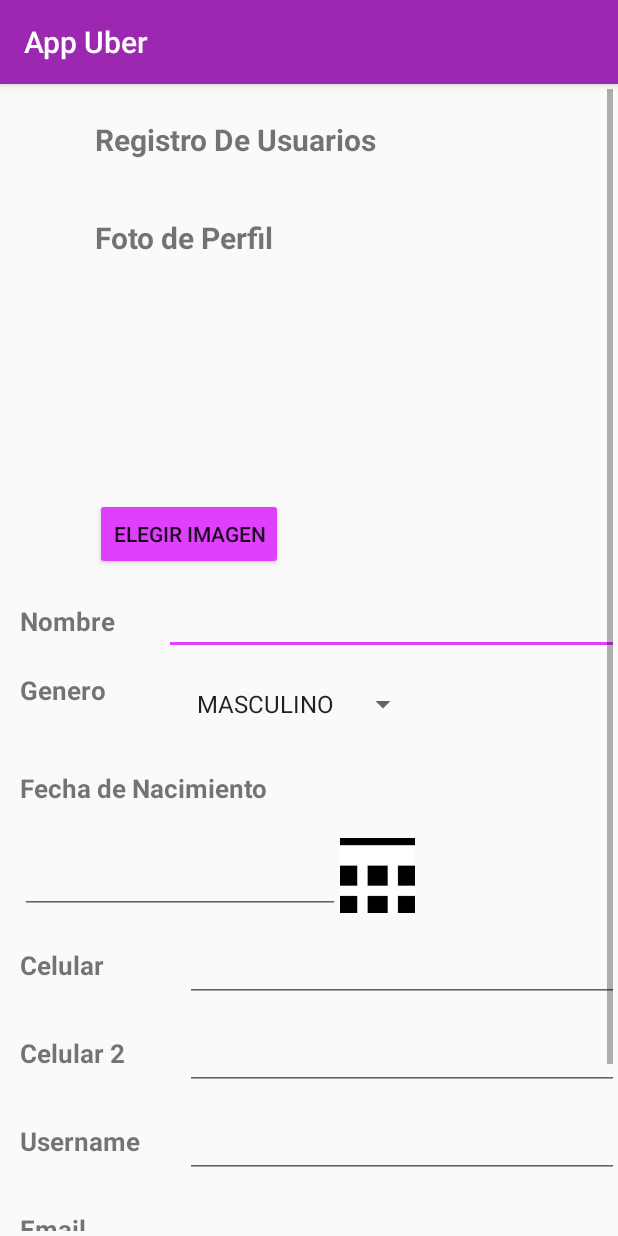
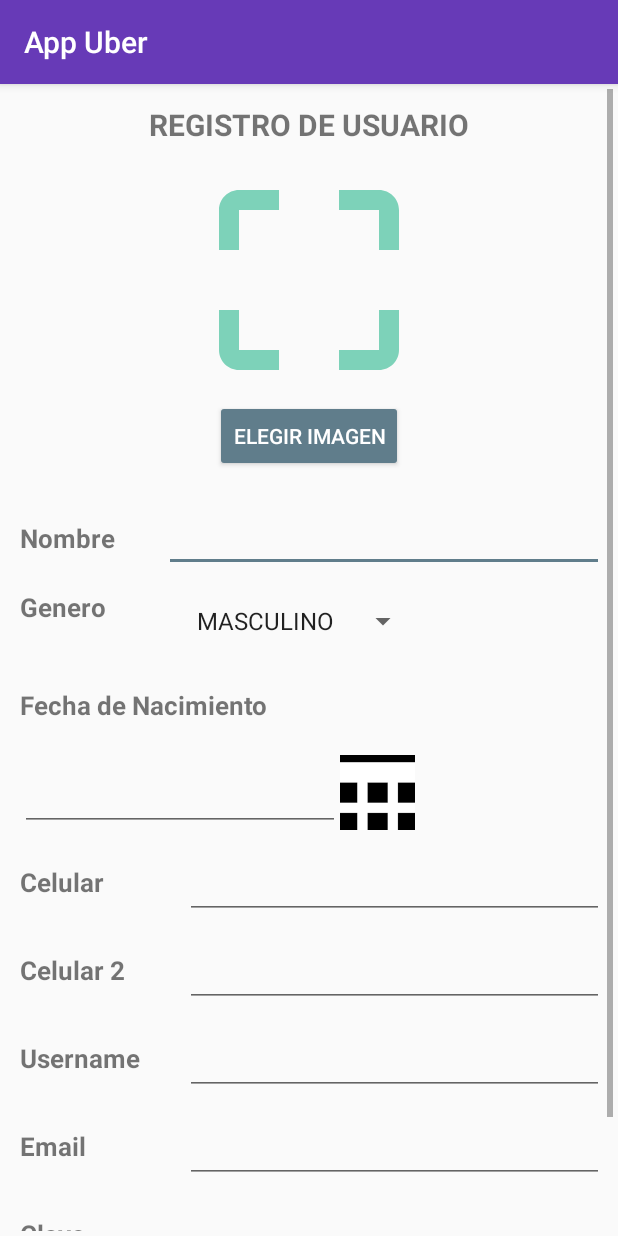
Before and after one commit to huancas/android, an Android app: the Menu screen opened directly, with no data from a screen before it, on a phone screen of 412 x 824 dp. Run offline under Robolectric (Android 15) with nearby library versions, the phone set to English and light mode, and no system bars; our stand-ins replace Volley.

Commit message:
Diseño
Modificando el diseño

```diff
--- a/uber/app/src/debug/res/values/google_maps_api.xml
+++ b/uber/app/src/debug/res/values/google_maps_api.xml
@@ -21,5 +21,5 @@
     string in this file.
     -->
     <!-- MI CLAVE AIzaSyDPmVqS48DCzOaLaC3AxnbwaAcIwK-9nl0 -->
-    <string name="google_maps_key" templateMergeStrategy="preserve" translatable="false">AIzaSyDyesJL7uix7coxfHOQVpSrWwmvR40VSsI</string>
+    <string name="google_maps_key" templateMergeStrategy="preserve" translatable="false">AIzaSyBHmuqXH4jndsWoHpzzUNxdPv2QBww29Ew</string>
 </resources>
--- a/uber/app/src/main/AndroidManifest.xml
+++ b/uber/app/src/main/AndroidManifest.xml
@@ -81,7 +81,7 @@
         <activity android:name=".Activities.RegistroChofer" />
         <activity
             android:name=".Activities.RegistroPrincipal"
-            android:theme="@style/SplashTheme">
+            android:theme="@style/Theme.AppCompat.Light.NoActionBar">
             <intent-filter>
                 <action android:name="android.intent.action.MAIN" />
 
--- a/uber/app/src/main/java/pe/progsistem/jesus/ubeprivado/Activities/RegistroPrincipal.java
+++ b/uber/app/src/main/java/pe/progsistem/jesus/ubeprivado/Activities/RegistroPrincipal.java
@@ -70,7 +70,7 @@
         tvError = (TextView) findViewById(R.id.tvMensaje);
         btnSiguiente = (Button) findViewById(R.id.btnSiguiente);
 
-        tvAviso.setText("Ingrese su numero de Celular");
+        tvAviso.setText("Ingrese su número de Celular");
 
 
 
--- a/uber/app/src/main/java/pe/progsistem/jesus/ubeprivado/conexion/Conexion.java
+++ b/uber/app/src/main/java/pe/progsistem/jesus/ubeprivado/conexion/Conexion.java
@@ -1,7 +1,7 @@
 package pe.progsistem.jesus.ubeprivado.conexion;
 //kevin app
 public class Conexion{
-  public static final String IP = "192.168.1.17";
+  public static final String IP = "192.168.1.13";
    // public static final String IP = "softjh.com";
     public  static final  String RUTAIMG = "http://"+IP+"/ubeprivate/imagen/subida/";
     public static final String URL_WEB_SERVICES ="http://"+IP+"/android/";
--- /dev/null
+++ b/uber/app/src/main/res/drawable/ic_crop_free_black_150dp.xml
@@ -0,0 +1,5 @@
+<vector android:height="150dp" android:tint="#7DD2B9"
+    android:viewportHeight="24.0" android:viewportWidth="24.0"
+    android:width="150dp" xmlns:android="http://schemas.android.com/apk/res/android">
+    <path android:fillColor="#FF000000" android:pathData="M3,5v4h2L5,5h4L9,3L5,3c-1.1,0 -2,0.9 -2,2zM5,15L3,15v4c0,1.1 0.9,2 2,2h4v-2L5,19v-4zM19,19h-4v2h4c1.1,0 2,-0.9 2,-2v-4h-2v4zM19,3h-4v2h4v4h2L21,5c0,-1.1 -0.9,-2 -2,-2z"/>
+</vector>
--- /dev/null
+++ b/uber/app/src/main/res/drawable/ic_my_location_black_24dp.xml
@@ -0,0 +1,5 @@
+<vector android:height="24dp" android:tint="#2542AB"
+    android:viewportHeight="24.0" android:viewportWidth="24.0"
+    android:width="24dp" xmlns:android="http://schemas.android.com/apk/res/android">
+    <path android:fillColor="#FF000000" android:pathData="M12,8c-2.21,0 -4,1.79 -4,4s1.79,4 4,4 4,-1.79 4,-4 -1.79,-4 -4,-4zM20.94,11c-0.46,-4.17 -3.77,-7.48 -7.94,-7.94L13,1h-2v2.06C6.83,3.52 3.52,6.83 3.06,11L1,11v2h2.06c0.46,4.17 3.77,7.48 7.94,7.94L11,23h2v-2.06c4.17,-0.46 7.48,-3.77 7.94,-7.94L23,13v-2h-2.06zM12,19c-3.87,0 -7,-3.13 -7,-7s3.13,-7 7,-7 7,3.13 7,7 -3.13,7 -7,7z"/>
+</vector>
--- a/uber/app/src/main/res/drawable/splash.xml
+++ b/uber/app/src/main/res/drawable/splash.xml
@@ -3,11 +3,12 @@
     <layer-list xmlns:android="http://schemas.android.com/apk/res/android">
         <item android:drawable="@color/colorPrimary"/>
 
-        <item  android:gravity="center_vertical">
+        <item  android:gravity="center_vertical"
+               android:width="150dp"
+               android:height="200dp">
 
             <bitmap
-
-             android:src="@drawable/icono_auto"/>
+             android:src="@drawable/taxi" />
 
         </item>
 
--- a/uber/app/src/main/res/layout/activity_menu.xml
+++ b/uber/app/src/main/res/layout/activity_menu.xml
@@ -17,16 +17,15 @@
         <LinearLayout
             android:layout_width="wrap_content"
             android:layout_height="wrap_content"
-            android:layout_marginLeft="10dp"
-            android:orientation="vertical">
+            android:orientation="vertical"
+            android:padding="10dp">
 
             <TextView
                 android:id="@+id/tv_titulo"
                 android:layout_width="wrap_content"
-                android:layout_height="45dp"
-                android:layout_marginLeft="50dp"
-                android:layout_marginTop="20dp"
-                android:text="Registro De Usuarios"
+                android:layout_height="wrap_content"
+                android:layout_gravity="center_horizontal"
+                android:text="REGISTRO DE USUARIO"
                 android:textSize="20sp"
                 android:textStyle="bold" />
 
@@ -35,30 +34,28 @@
             <LinearLayout
                 android:layout_width="wrap_content"
                 android:layout_height="wrap_content"
-              android:layout_marginLeft="50dp"
-              android:layout_marginRight="10dp"
+                android:layout_gravity="center_horizontal"
+                android:padding="10dp"
                 android:orientation="vertical">
 
-              <TextView
-                  android:layout_width="196dp"
-                  android:layout_height="45dp"
-                  android:layout_marginTop="20dp"
-                  android:text="Foto de Perfil"
-                  android:textSize="20sp"
-                  android:textStyle="bold" />
 
                 <ImageView
                     android:id="@+id/imageView"
-                  android:layout_width="167dp"
-                  android:layout_height="142dp" />
+                    android:layout_width="160dp"
+                    android:layout_height="160dp"
+                    android:background="@drawable/ic_crop_free_black_150dp"
+                    android:layout_gravity="center_horizontal" />
 
 
                 <Button
                     android:id="@+id/btnBuscar"
+                    style="@android:style/Widget.Material.Button.Colored"
                     android:layout_width="wrap_content"
                     android:layout_height="wrap_content"
+                    android:layout_gravity="center_horizontal"
                     android:backgroundTint="@color/colorAccent"
-                  android:text="Elegir imagen" />
+                    android:text="Elegir imagen"
+                    tools:targetApi="m" />
 
 
             </LinearLayout>
@@ -66,10 +63,9 @@
             <!--  editext y texview al lado  -->
             <LinearLayout
                 android:layout_width="wrap_content"
+                android:layout_height="match_parent"
                 android:layout_marginTop="10dp"
-              android:layout_height="match_parent"
-              android:orientation="horizontal"
-              >
+                android:orientation="horizontal">
 
                 <TextView
                     android:layout_width="96dp"
@@ -86,8 +82,8 @@
                     android:layout_height="43dp"
                     android:layout_marginTop="3dp"
                     android:ems="10"
-                  android:inputType="textPersonName"
-                  android:hint="" />
+                    android:hint=""
+                    android:inputType="textPersonName" />
 
             </LinearLayout>
             <!--  /editext y texview al lado  -->
@@ -95,10 +91,9 @@
 
             <LinearLayout
                 android:layout_width="wrap_content"
+                android:layout_height="match_parent"
                 android:layout_marginTop="10dp"
-              android:layout_height="match_parent"
-              android:orientation="horizontal"
-              >
+                android:orientation="horizontal">
 
                 <TextView
                     android:layout_width="110dp"
@@ -107,6 +102,7 @@
                     android:text="Genero"
                     android:textSize="17sp"
                     android:textStyle="bold" />
+
                 <Spinner
                     android:id="@+id/spinnersexo"
                     android:layout_width="match_parent"
@@ -119,7 +115,6 @@
             </LinearLayout>
 
 
-
             <!--   Fecha -->
             <TextView
                 android:layout_width="220dp"
@@ -128,11 +123,12 @@
                 android:text="Fecha de Nacimiento"
                 android:textSize="17sp"
                 android:textStyle="bold" />
+
             <LinearLayout
-              android:orientation="horizontal"
                 android:layout_width="wrap_content"
+                android:layout_height="wrap_content"
                 android:layout_marginRight="10dp"
-              android:layout_height="wrap_content">
+                android:orientation="horizontal">
 
                 <EditText
                     android:id="@+id/et_mostrar_fecha_picker"
@@ -142,6 +138,7 @@
                     android:ems="10"
                     android:inputType="textPersonName"
                     android:text="" />
+
                 <ImageButton
                     android:id="@+id/ib_obtener_fecha"
                     android:layout_width="50dp"
@@ -151,16 +148,14 @@
                     tools:ignore="ContentDescription" />
 
 
-
             </LinearLayout>
             <!--  fin de fecha -->
 
             <LinearLayout
                 android:layout_width="wrap_content"
+                android:layout_height="match_parent"
                 android:layout_marginTop="10dp"
-              android:layout_height="match_parent"
-              android:orientation="horizontal"
-              >
+                android:orientation="horizontal">
 
                 <TextView
                     android:layout_width="110dp"
@@ -176,16 +171,15 @@
                     android:layout_height="wrap_content"
                     android:layout_marginTop="3dp"
                     android:ems="10"
-                  android:inputType="textPersonName"
-                  android:hint="" />
+                    android:hint=""
+                    android:inputType="textPersonName" />
             </LinearLayout>
 
             <LinearLayout
                 android:layout_width="wrap_content"
+                android:layout_height="match_parent"
                 android:layout_marginTop="10dp"
-              android:layout_height="match_parent"
-              android:orientation="horizontal"
-              >
+                android:orientation="horizontal">
 
                 <TextView
                     android:layout_width="110dp"
@@ -201,15 +195,15 @@
                     android:layout_height="wrap_content"
                     android:layout_marginTop="3dp"
                     android:ems="10"
-                  android:inputType="textPersonName"
-                  android:hint="" />
+                    android:hint=""
+                    android:inputType="textPersonName" />
             </LinearLayout>
+
             <LinearLayout
                 android:layout_width="wrap_content"
+                android:layout_height="match_parent"
                 android:layout_marginTop="10dp"
-          android:layout_height="match_parent"
-          android:orientation="horizontal"
-          >
+                android:orientation="horizontal">
 
                 <TextView
                     android:layout_width="110dp"
@@ -225,16 +219,15 @@
                     android:layout_height="wrap_content"
                     android:layout_marginTop="3dp"
                     android:ems="10"
-              android:inputType="textPersonName"
-              android:hint="" />
+                    android:hint=""
+                    android:inputType="textPersonName" />
             </LinearLayout>
 
             <LinearLayout
                 android:layout_width="wrap_content"
+                android:layout_height="match_parent"
                 android:layout_marginTop="10dp"
-              android:layout_height="match_parent"
-              android:orientation="horizontal"
-              >
+                android:orientation="horizontal">
 
                 <TextView
                     android:layout_width="110dp"
@@ -250,16 +243,15 @@
                     android:layout_height="wrap_content"
                     android:layout_marginTop="3dp"
                     android:ems="10"
-                  android:inputType="textPersonName"
-                  android:hint="" />
+                    android:hint=""
+                    android:inputType="textPersonName" />
             </LinearLayout>
 
             <LinearLayout
                 android:layout_width="wrap_content"
+                android:layout_height="match_parent"
                 android:layout_marginTop="10dp"
-              android:layout_height="match_parent"
-              android:orientation="horizontal"
-              >
+                android:orientation="horizontal">
 
                 <TextView
                     android:layout_width="110dp"
@@ -275,17 +267,17 @@
                     android:layout_height="wrap_content"
                     android:layout_marginTop="3dp"
                     android:ems="10"
-                  android:inputType="textPassword"
-                  android:hint="" />
+                    android:hint=""
+                    android:inputType="textPassword" />
             </LinearLayout>
 
             <Button
+                android:id="@+id/btnSubir"
                 android:layout_width="wrap_content"
                 android:layout_height="wrap_content"
                 android:layout_gravity="center_horizontal"
                 android:backgroundTint="@color/colorAccent"
-                android:text="Subir"
-                android:id="@+id/btnSubir" />
+                android:text="Subir" />
 
 
         </LinearLayout>
--- a/uber/app/src/main/res/values/colors.xml
+++ b/uber/app/src/main/res/values/colors.xml
@@ -3,9 +3,9 @@
    <!-- <color name="colorPrimary">#008577</color>
     <color name="colorPrimaryDark">#00574B</color>
     <color name="colorAccent">#D81B60</color> -->
-    <color name="colorPrimary">#9C27B0</color>
-    <color name="colorPrimaryDark">#7B1FA2</color>
-    <color name="colorAccent">#E040FB</color>
+    <color name="colorPrimary">#673AB7</color>
+    <color name="colorPrimaryDark">#512DA8</color>
+    <color name="colorAccent">#607D8B</color>
 
    <!-- <color name="primary">#9C27B0</color>
     <color name="primary_dark">#7B1FA2</color>
```
Also changed, not shown: uber/app/src/main/res/layout/activity_mapszona.xml (+10 -10 lines), uber/app/src/main/res/layout/activity_menu_registro.xml (+6 -3 lines), uber/app/src/main/res/layout/activity_registro_principal.xml (+9 -4 lines), uber/app/src/main/res/layout/fragment_perfil.xml (+17 -9 lines), uber/app/src/main/res/drawable/taxi.png (added). Lines whose indentation alone changed are shown as unchanged.
